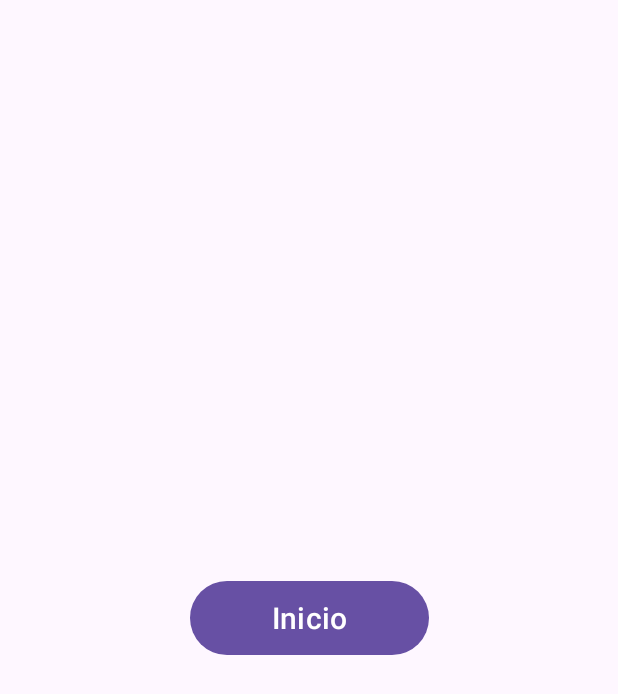
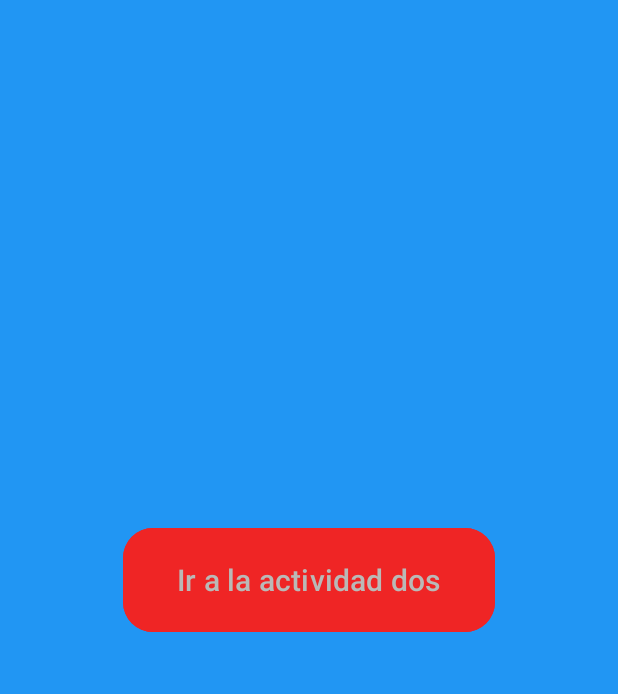
Before and after one commit to lomejor77/Ejercicio8, an Android app: the screen it shows after launch (MainActivity), on a phone screen of 412 x 824 dp. Shown: the top 694 px of the screen. Run offline under Robolectric (Android 15) with nearby library versions, the phone set to English and light mode, and no system bars.

Commit message:
Ejercicio8 con sus activities correspondientes y funcionalidad inicial en boton principal e Intent implicito en segundo activity

```diff
--- a/app/src/main/java/cl/awakelabs/ejercicio8/MainActivity.java
+++ b/app/src/main/java/cl/awakelabs/ejercicio8/MainActivity.java
@@ -2,7 +2,9 @@ package cl.awakelabs.ejercicio8;
 
 import androidx.appcompat.app.AppCompatActivity;
 
+import android.content.Intent;
 import android.os.Bundle;
+import android.view.View;
 import android.widget.Button;
 
 public class MainActivity extends AppCompatActivity {
@@ -16,7 +18,15 @@ public class MainActivity extends AppCompatActivity {
     }
 
     private void initListeners() {
-        Button btnStart = findViewById(R.id.btnStart);
-        btnStart.setOnClickListener(View.setOn);
+        Button btnActivity2 = findViewById(R.id.btnStart);
+        btnActivity2.setOnClickListener(new View.OnClickListener() {
+            @Override
+            public void onClick(View view) {
+                Intent intent = new Intent(MainActivity.this,MainActivity2.class);
+                startActivity(intent);
+            }
+        });
+
+
     }
 }
--- /dev/null
+++ b/app/src/main/res/drawable/baseline_phone_android_24.xml
@@ -0,0 +1,5 @@
+<vector android:height="40dp" android:tint="#000000"
+    android:viewportHeight="24" android:viewportWidth="24"
+    android:width="40dp" xmlns:android="http://schemas.android.com/apk/res/android">
+    <path android:fillColor="@android:color/white" android:pathData="M16,1L8,1C6.34,1 5,2.34 5,4v16c0,1.66 1.34,3 3,3h8c1.66,0 3,-1.34 3,-3L19,4c0,-1.66 -1.34,-3 -3,-3zM14,21h-4v-1h4v1zM17.25,18L6.75,18L6.75,4h10.5v14z"/>
+</vector>
--- /dev/null
+++ b/app/src/main/res/drawable/outline_add_to_home_screen_24.xml
@@ -0,0 +1,5 @@
+<vector android:autoMirrored="true" android:height="48dp"
+    android:tint="#000000" android:viewportHeight="24"
+    android:viewportWidth="24" android:width="48dp" xmlns:android="http://schemas.android.com/apk/res/android">
+    <path android:fillColor="@android:color/white" android:pathData="M18,1.01L8,1c-1.1,0 -2,0.9 -2,2v3h2V5h10v14H8v-1H6v3c0,1.1 0.9,2 2,2h10c1.1,0 2,-0.9 2,-2V3c0,-1.1 -0.9,-1.99 -2,-1.99zM10,15h2V8H5v2h3.59L3,15.59 4.41,17 10,11.41V15z"/>
+</vector>
--- a/app/src/main/res/layout/activity_main.xml
+++ b/app/src/main/res/layout/activity_main.xml
@@ -4,18 +4,22 @@
     xmlns:tools="http://schemas.android.com/tools"
     android:layout_width="match_parent"
     android:layout_height="match_parent"
+    android:background="#2196F3"
     tools:context=".MainActivity">
 
     <Button
         android:id="@+id/btnStart"
-        android:layout_width="159dp"
-        android:layout_height="57dp"
-        android:layout_marginStart="90dp"
-        android:layout_marginEnd="90dp"
-        android:text="@string/inicio"
+        android:layout_width="248dp"
+        android:layout_height="77dp"
+        android:layout_marginTop="348dp"
+        android:backgroundTint="#EF2525"
+        android:text="@string/ir_a_la_actividad_dos"
+        android:textColor="#BAB9B7"
         android:textSize="20sp"
-        app:layout_constraintBottom_toBottomOf="parent"
+        app:cornerRadius="20dp"
+        app:iconPadding="14dp"
         app:layout_constraintEnd_toEndOf="parent"
         app:layout_constraintStart_toStartOf="parent"
         app:layout_constraintTop_toTopOf="parent" />
+
 </androidx.constraintlayout.widget.ConstraintLayout>
--- a/app/src/main/res/values/strings.xml
+++ b/app/src/main/res/values/strings.xml
@@ -1,4 +1,5 @@
 <resources>
     <string name="app_name">Ejercicio8</string>
     <string name="inicio">Inicio</string>
+    <string name="ir_a_la_actividad_dos">Ir a la actividad dos</string>
 </resources>
```
Also changed, not shown: app/src/main/java/cl/awakelabs/ejercicio8/MainActivity2.java (+18 -0 lines), app/src/main/res/drawable/custom_button.xml (added, +7 -0 lines), app/src/main/res/layout/activity_main2.xml (+23 -0 lines).
